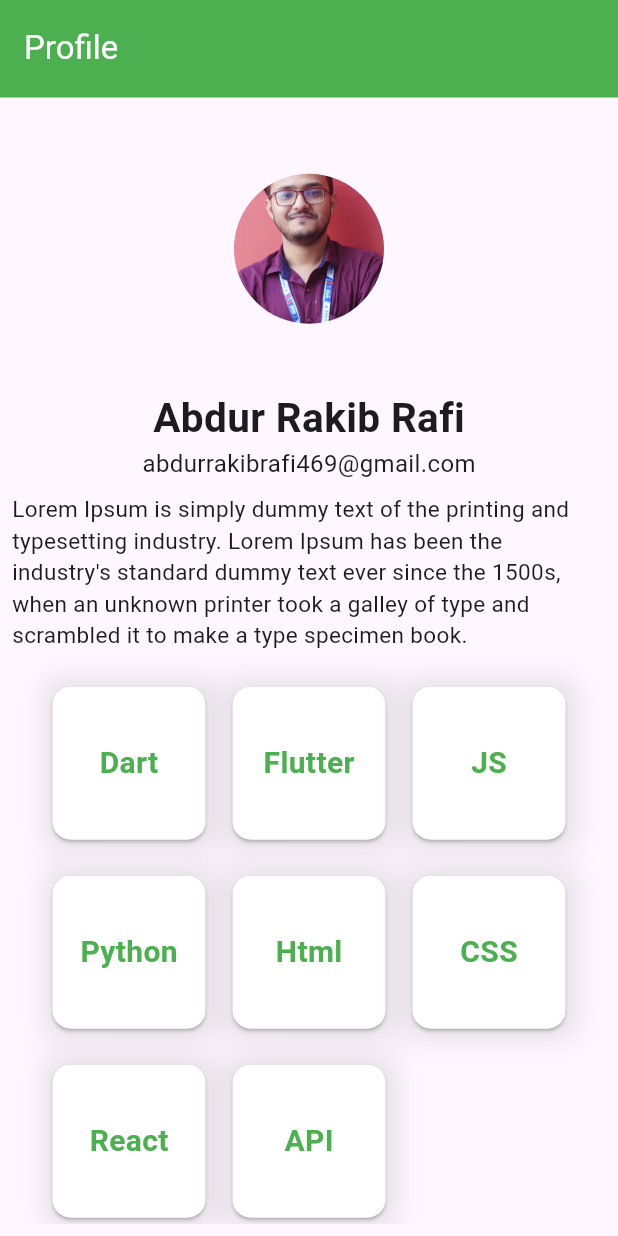
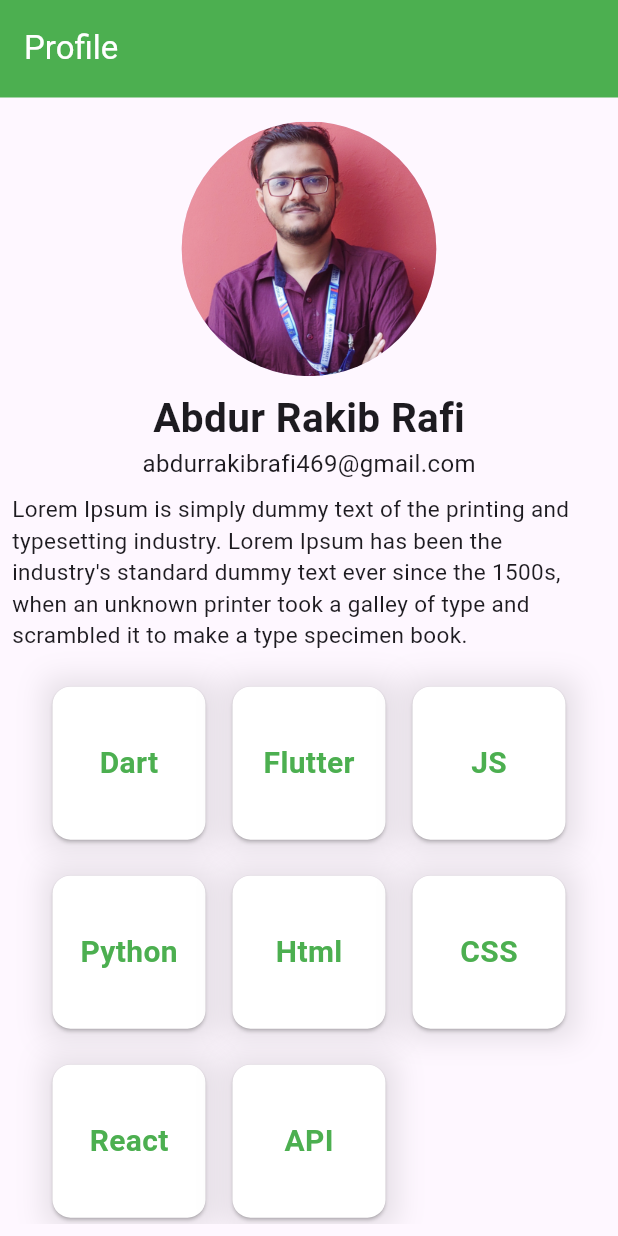
Before and after one commit to abdurrakibrafi/responsive_ui, a Flutter app: the screen it shows after launch, on a phone screen of 412 x 824 dp. Run offline on Flutter 3.47's test engine with Material 2 defaults, Android fonts, the phone set to English and light mode, and no system bars.

Commit message:
final code added now

```diff
--- a/lib/home_screen.dart
+++ b/lib/home_screen.dart
@@ -40,7 +40,7 @@ class HomeScreen extends StatelessWidget {
               child: Padding(
                 padding: const EdgeInsets.all(8.0),
                 child: Container(
-                  width: 100,
+                  width: isPortrait ? 200 : 100,
                   child: CircleAvatar(
                     maxRadius: MediaQuery.of(context).size.width / 4,
                     backgroundImage: AssetImage('assets/me.jpg'),
```
